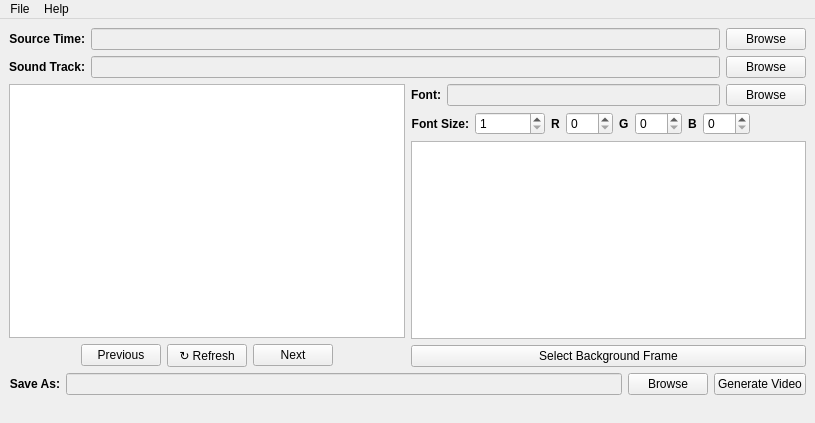
Qt form layouts/main_dialog.ui (dgaiero/SubVid) before a commit.
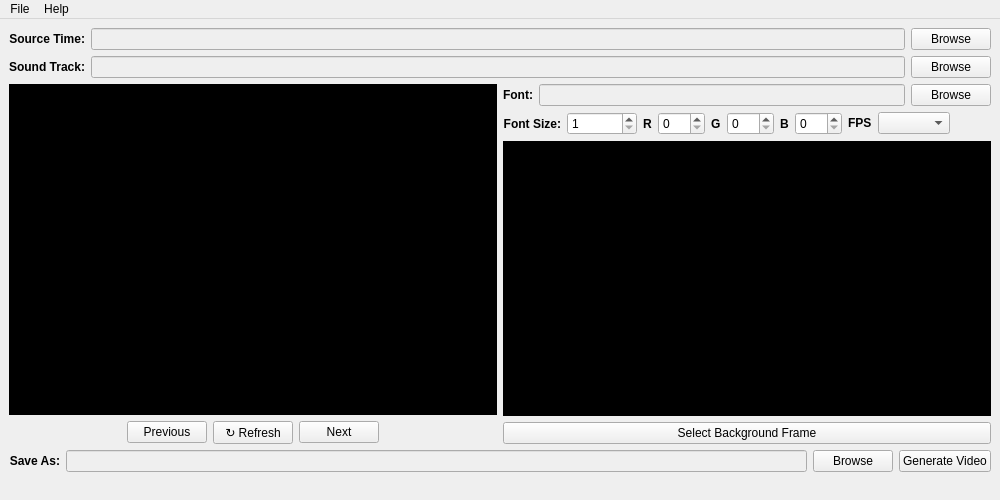
The same form after that commit. Icons and pictures are not drawn.

Commit message: update main window layout

Diff of the .ui file:
```diff
--- a/layouts/main_dialog.ui
+++ b/layouts/main_dialog.ui
@@ -9,8 +9,8 @@
    <rect>
     <x>0</x>
     <y>0</y>
-    <width>815</width>
-    <height>423</height>
+    <width>1000</width>
+    <height>500</height>
    </rect>
   </property>
   <property name="sizePolicy">
@@ -141,6 +141,12 @@
          <layout class="QVBoxLayout" name="frame_preview">
           <item>
            <widget class="QGraphicsView" name="preview_graphic">
+            <property name="statusTip">
+             <string>Preview window for each frame</string>
+            </property>
+            <property name="styleSheet">
+             <string notr="true">background-color: rgb(0, 0, 0);</string>
+            </property>
             <property name="verticalScrollBarPolicy">
              <enum>Qt::ScrollBarAlwaysOff</enum>
             </property>
@@ -361,6 +367,30 @@
               </item>
              </layout>
             </item>
+            <item>
+             <layout class="QFormLayout" name="fps_layout">
+              <item row="0" column="0">
+               <widget class="QLabel" name="fps_label">
+                <property name="font">
+                 <font>
+                  <weight>75</weight>
+                  <bold>true</bold>
+                 </font>
+                </property>
+                <property name="text">
+                 <string>FPS</string>
+                </property>
+               </widget>
+              </item>
+              <item row="0" column="1">
+               <widget class="QComboBox" name="fps_options">
+                <property name="statusTip">
+                 <string>Set output video frame rate</string>
+                </property>
+               </widget>
+              </item>
+             </layout>
+            </item>
             <item>
              <spacer name="horizontalSpacer_3">
               <property name="orientation">
@@ -380,6 +410,12 @@
            <layout class="QVBoxLayout" name="verticalLayout_2">
             <item>
              <widget class="QGraphicsView" name="background_preview">
+              <property name="statusTip">
+               <string>Preview window showing the background frame</string>
+              </property>
+              <property name="styleSheet">
+               <string notr="true">background-color: rgb(0, 0, 0);</string>
+              </property>
               <property name="inputMethodHints">
                <set>Qt::ImhNone</set>
               </property>
@@ -469,7 +505,7 @@
     <rect>
      <x>0</x>
      <y>0</y>
-     <width>815</width>
+     <width>1000</width>
      <height>20</height>
     </rect>
    </property>
@@ -491,7 +527,7 @@
   </widget>
   <widget class="QStatusBar" name="statusbar">
    <property name="enabled">
-    <bool>false</bool>
+    <bool>true</bool>
    </property>
    <property name="sizeGripEnabled">
     <bool>false</bool>
```
Left out of the diff: 105 changed lines with no effect on the pictures. The commit also changes 3 other files.
